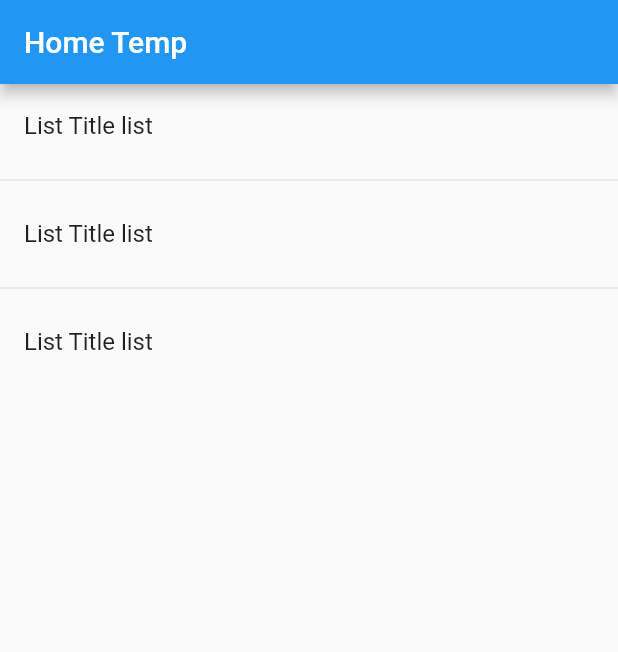
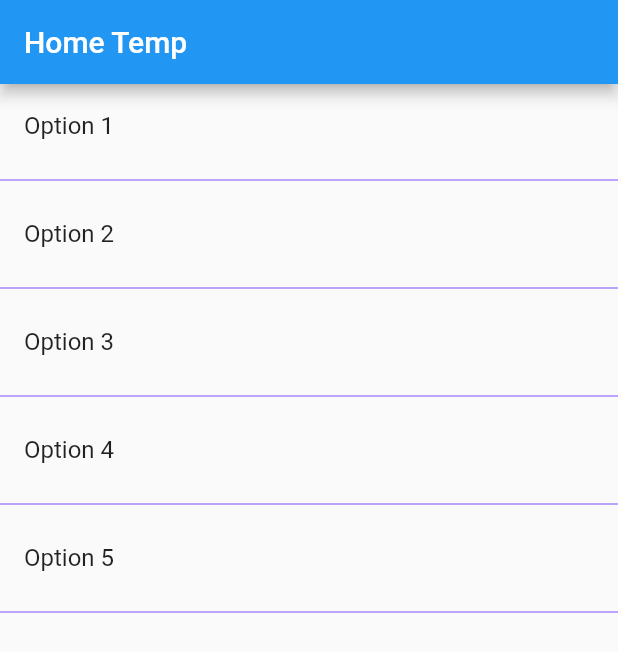
Before and after one commit to oscar02r/flutter_components, a Flutter app: the screen it shows after launch, on a phone screen of 412 x 824 dp. Shown: the top 652 px of the screen. Run offline on Flutter 3.47's test engine with Material 2 defaults, Android fonts, the phone set to English and light mode, and no system bars.

Commit message:
Way long use list

```diff
--- a/lib/pages/home_page_temp.dart
+++ b/lib/pages/home_page_temp.dart
@@ -1,26 +1,37 @@
 import 'package:flutter/material.dart';
 
 class HomePageTemp extends StatelessWidget {
+  final options = [
+    'Option 1',
+    'Option 2',
+    'Option 3',
+    'Option 4',
+    'Option 5',
+  ];
+
   @override
   Widget build(BuildContext context) {
     return Scaffold(
-        appBar: AppBar(title: Text('Home Temp'),
+        appBar: AppBar(
+          title: Text('Home Temp')
         ),
         body: ListView(
-          children: <Widget>[
-            ListTile(
-              title:Text("List Title list"),
-            ),
-            Divider(),
-            ListTile(
-              title:Text("List Title list"),
-            ),
-               Divider(),
-            ListTile(
-              title:Text("List Title list"),
-            ),
-          ],
-        ),
-    );
+          children: _createItems())
+        );
+  }
+
+  List<Widget> _createItems() {
+    final List<Widget> list = new List<Widget>();
+
+    for (String opt in options) {
+
+        final tempWidget = ListTile(
+          title: Text(opt)
+        );
+
+      list..add(tempWidget )
+      ..add(Divider(color:Colors.deepPurpleAccent));
+    }
+    return list;
   }
 }
```
